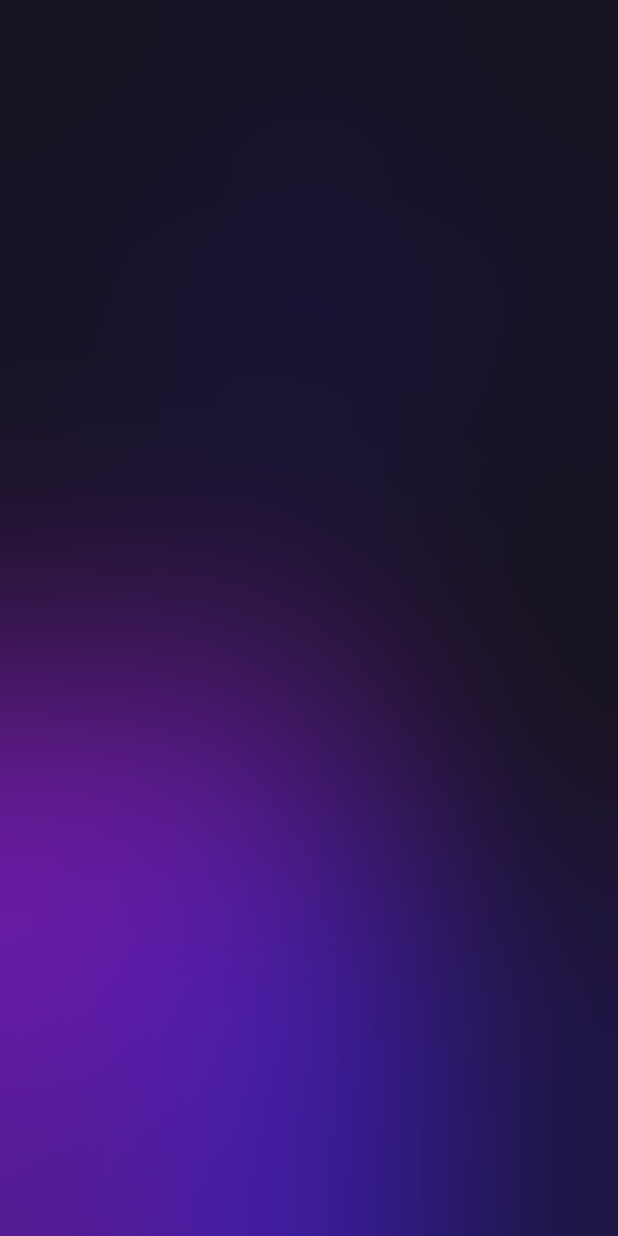
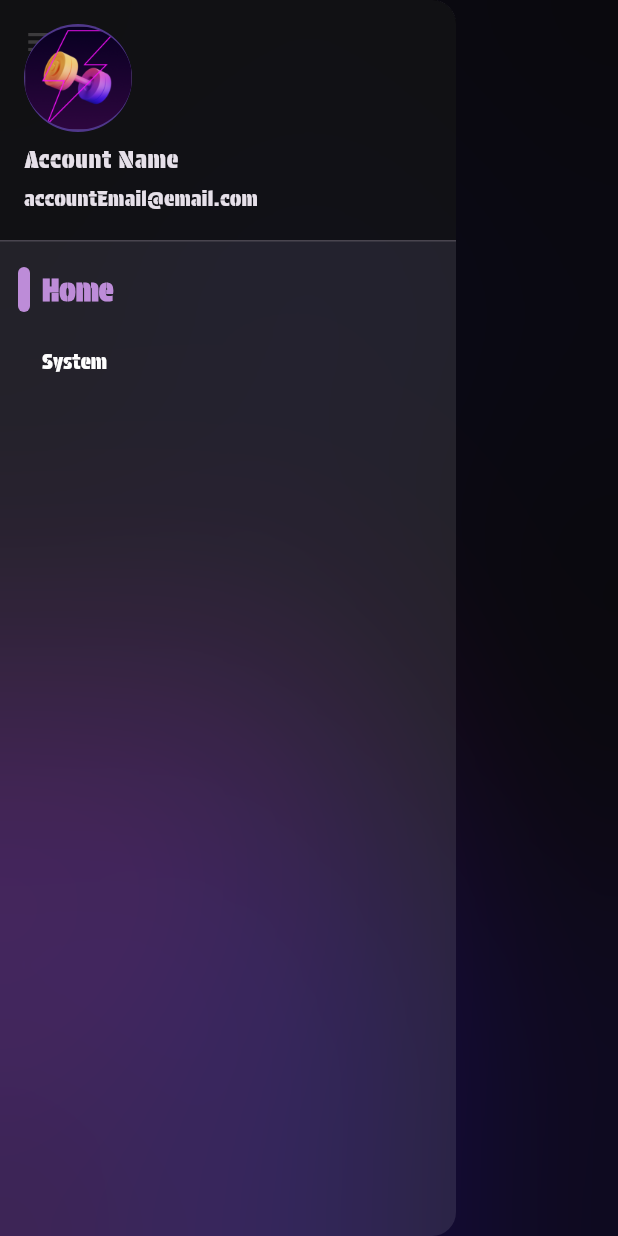
Before and after one commit to 76AHMEDFAKHER/Gym_Bro, a Flutter app: the screen it shows after launch, with the side drawer open (before the commit the screen has no drawer), on a phone screen of 412 x 824 dp. Run offline on Flutter 3.47's test engine with Material 3 defaults, Android fonts, the phone set to English and light mode, and no system bars.

Commit message:
Add Navigation Drawer

```diff
--- a/gym_app/analysis_options.yaml
+++ b/gym_app/analysis_options.yaml
@@ -7,6 +7,11 @@
 
 # The following line activates a set of recommended lints for Flutter apps,
 # packages, and plugins designed to encourage good coding practices.
+analyzer:
+  errors:
+    prefer_const_constructors: ignore
+    must_be_immutable: ignore
+    non_constant_identifier_names: ignore
 include: package:flutter_lints/flutter.yaml
 
 linter:
--- a/gym_app/lib/main.dart
+++ b/gym_app/lib/main.dart
@@ -1,5 +1,6 @@
 import 'package:flutter/material.dart';
 import 'package:gym_app/views/home_view.dart';
+import 'package:gym_app/views/system_view.dart';
 
 void main() {
   runApp(const MyApp());
@@ -13,9 +14,13 @@ class MyApp extends StatelessWidget {
   Widget build(BuildContext context) {
     return MaterialApp(
       debugShowCheckedModeBanner: false,
-      theme: ThemeData.dark(),
+      theme: ThemeData(
+        brightness: Brightness.dark,
+        fontFamily: 'ProtestGuerrilla-Regular',
+      ),
       routes: {
         HomeView.id: (context) => const HomeView(),
+         SystemView.id: (context) => const SystemView(),
       },
       home: const HomeView(),
     );
--- a/gym_app/lib/views/home_view.dart
+++ b/gym_app/lib/views/home_view.dart
@@ -1,5 +1,6 @@
 import 'package:flutter/material.dart';
 import 'package:gym_app/widgets/back_groundcolors.dart';
+import 'package:gym_app/widgets/navigation_drawer.dart';
 
 class HomeView extends StatelessWidget {
   const HomeView({super.key});
@@ -10,6 +11,8 @@ class HomeView extends StatelessWidget {
       appBar: AppBar(
         backgroundColor: Colors.transparent,
       ),
+      drawer: CustomNavigationDrawer(selectedMenuItem: 'Home',
+      ),
       body: const Stack(
         children: [
           BackGroundColors(),
--- /dev/null
+++ b/gym_app/lib/views/system_view.dart
@@ -0,0 +1,18 @@
+import 'package:flutter/material.dart';
+import 'package:gym_app/widgets/navigation_drawer.dart';
+
+class SystemView extends StatelessWidget {
+  const SystemView({super.key});
+  static String id = 'SystemView';
+  @override
+  Widget build(BuildContext context) {
+    return Scaffold(
+      appBar: AppBar(
+        backgroundColor: Colors.transparent,
+      ),
+      drawer: CustomNavigationDrawer(selectedMenuItem: 'System',
+
+      ),
+    );
+  }
+}
--- /dev/null
+++ b/gym_app/lib/widgets/active_indicator_text.dart
@@ -0,0 +1,45 @@
+
+import 'package:flutter/material.dart';
+import 'package:gym_app/widgets/constants.dart';
+
+class ActiveIndicatorText extends StatelessWidget {
+  final String item;
+  final bool isActive;
+
+
+
+  const ActiveIndicatorText({super.key,
+
+    required this.item,
+    required this.isActive,
+  }) ;
+
+  @override
+  Widget build(BuildContext context) {
+    return Row(
+      children: [
+
+        Container(
+          decoration: BoxDecoration(
+            borderRadius: BorderRadius.circular(8),
+            color: isActive
+                ? activeColor
+                : Colors.transparent,
+          ),
+          width: 8,
+          height: 30,
+        ),
+        const SizedBox(width: 8),
+        Text(
+          item,
+          style: TextStyle(
+            color: isActive ? activeColor : inactiveColor,
+            fontSize: isActive ? 20 : 14,
+            fontWeight:
+                isActive ? FontWeight.bold : FontWeight.normal,
+          ),
+        ),
+      ],
+    );
+  }
+}
--- /dev/null
+++ b/gym_app/lib/widgets/constants.dart
@@ -0,0 +1,4 @@
+ import 'package:flutter/material.dart';
+
+const  activeColor = Color.fromRGBO(189, 140, 216, 1);
+ const  inactiveColor = Colors.white;
--- /dev/null
+++ b/gym_app/lib/widgets/navigation_drawer.dart
@@ -0,0 +1,73 @@
+import 'package:flutter/material.dart';
+import 'package:gym_app/views/home_view.dart';
+import 'package:gym_app/views/system_view.dart';
+import 'package:gym_app/widgets/active_indicator_text.dart';
+import 'package:gym_app/widgets/user_info.dart';
+
+class CustomNavigationDrawer extends StatefulWidget {
+  const CustomNavigationDrawer({super.key, required this.selectedMenuItem});
+  final String selectedMenuItem;
+
+  @override
+  _CustomNavigationDrawerState createState() => _CustomNavigationDrawerState();
+}
+
+class _CustomNavigationDrawerState extends State<CustomNavigationDrawer> {
+  late String selectedMenuItem;
+
+  @override
+  void initState() {
+    super.initState();
+    selectedMenuItem = widget.selectedMenuItem;
+  }
+
+  @override
+  Widget build(BuildContext context) {
+    return Drawer(
+      backgroundColor: Colors.white.withOpacity(0.1),
+      child: Column(
+        crossAxisAlignment: CrossAxisAlignment.start,
+        children: [
+          const UserInfo(),
+
+          TextButton(
+            onPressed: () {
+              setState(() {
+                selectedMenuItem = 'Home';
+              });
+              Navigator.pop(context);
+              Navigator.pushReplacementNamed(
+                context,
+                HomeView.id,
+                arguments: {'selectedMenuItem': 'Home'},
+              );
+            },
+            child: ActiveIndicatorText(
+              item: 'Home',
+              isActive: selectedMenuItem == 'Home',
+            ),
+          ),
+
+          // عنصر System
+          TextButton(
+            onPressed: () {
+              setState(() {
+                selectedMenuItem = 'System';
+              });
+              Navigator.pop(context);
+              Navigator.pushNamed(
+                context,
+                SystemView.id,
+                arguments: {'selectedMenuItem': 'System'},
+              );
+            },
+            child: ActiveIndicatorText(
+              item: 'System',
+              isActive: selectedMenuItem == 'System',
+            ),
+          ),
+        ],
+      ),
+    );
+  }
+}
--- /dev/null
+++ b/gym_app/lib/widgets/user_info.dart
@@ -0,0 +1,20 @@
+
+import 'package:flutter/material.dart';
+
+class UserInfo extends StatelessWidget {
+  const UserInfo({ super.key });
+
+  @override
+  Widget build(BuildContext context) {
+    return UserAccountsDrawerHeader(
+            decoration: BoxDecoration(color: Colors.black.withOpacity(0.5)),
+            accountName: const Text('Account Name'),
+            accountEmail: const Text('accountEmail@email.com'),
+            currentAccountPicture: CircleAvatar(
+              child: ClipOval(
+                child: Image.asset('assets/images/GymAppIcon.png'),
+              ),
+            ),
+          );
+  }
+}
```
Also changed, not shown: gym_app/pubspec.yaml (+7 -6 lines), gym_app/assets/fonts/ProtestGuerrilla-Regular.ttf (added), gym_app/assets/images/GymAppIcon.png (added).
